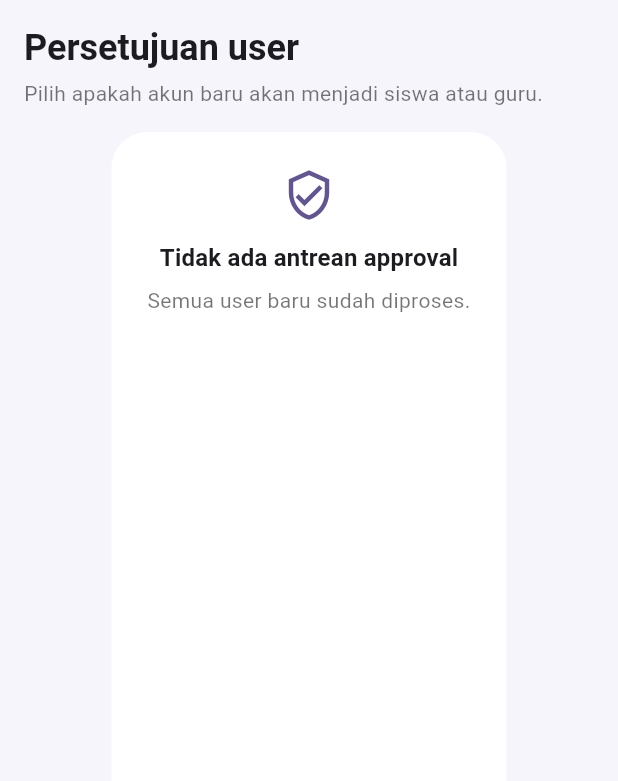
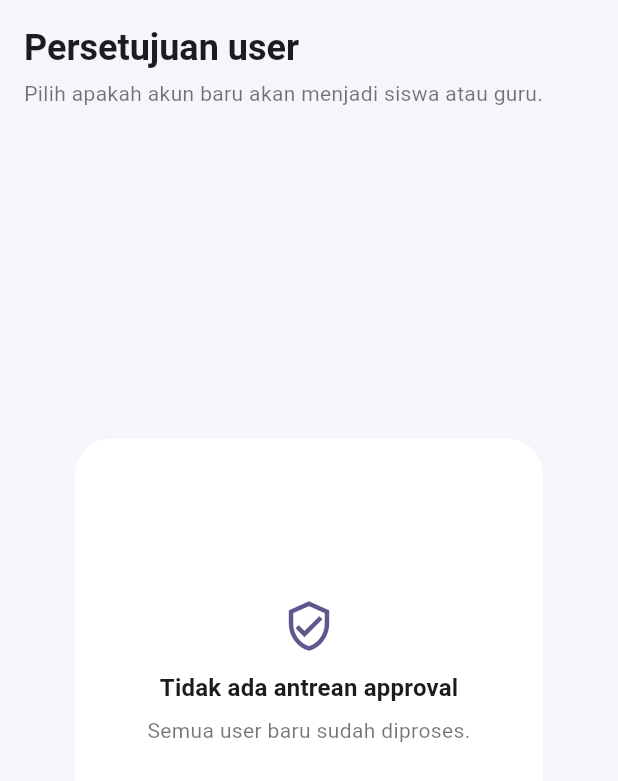
Before and after one commit to Kenn-ind/kelas_ku, a Flutter app: the _ApprovalPage widget shown alone on an empty page, opened directly, after a tap on "Approve sebagai siswa", on a phone screen of 412 x 824 dp. Shown: the top 781 px of the screen. Run offline on Flutter 3.47's test engine with Material 3 defaults, Android fonts, the light colour scheme and no system bars; our stand-ins replace flutter_riverpod; accounts and stored records are empty.

Commit message:
Fix admin dashboard empty state and overflow

```diff
--- a/lib/screens/admin/admin_dashboard.dart
+++ b/lib/screens/admin/admin_dashboard.dart
@@ -40,9 +40,12 @@ class _AdminDashboardState extends ConsumerState<AdminDashboard> {
         selectedIndex: index,
         onDestinationSelected: (value) => setState(() => index = value),
         destinations: const [
-          NavigationDestination(icon: Icon(Icons.grid_view_rounded), label: 'Overview'),
-          NavigationDestination(icon: Icon(Icons.verified_user_outlined), label: 'Approval'),
-          NavigationDestination(icon: Icon(Icons.settings_outlined), label: 'Pengaturan'),
+          NavigationDestination(
+              icon: Icon(Icons.grid_view_rounded), label: 'Overview'),
+          NavigationDestination(
+              icon: Icon(Icons.verified_user_outlined), label: 'Approval'),
+          NavigationDestination(
+              icon: Icon(Icons.settings_outlined), label: 'Pengaturan'),
         ],
       ),
     );
@@ -120,13 +123,20 @@ class _ApprovalPage extends ConsumerWidget {
           if (pending.isEmpty)
             Expanded(
               child: Center(
-                child: ConstrainedBox(
-                  constraints: const BoxConstraints(maxWidth: 360),
-                  child: const EmptyStateCard(
-                    title: 'Tidak ada antrean approval',
-                    subtitle: 'Semua user baru sudah diproses.',
-                    icon: Icons.verified_user_outlined,
-                  ),
+                child: LayoutBuilder(
+                  builder: (context, constraints) {
+                    final cardSize = constraints.maxWidth < 420
+                        ? constraints.maxWidth * 0.82
+                        : 320.0;
+                    return SizedBox.square(
+                      dimension: cardSize.clamp(220.0, 320.0),
+                      child: const EmptyStateCard(
+                        title: 'Tidak ada antrean approval',
+                        subtitle: 'Semua user baru sudah diproses.',
+                        icon: Icons.verified_user_outlined,
+                      ),
+                    );
+                  },
                 ),
               ),
             )
@@ -145,7 +155,10 @@ class _ApprovalPage extends ConsumerWidget {
                         children: [
                           Text(
                             user.name,
-                            style: Theme.of(context).textTheme.titleMedium?.copyWith(fontWeight: FontWeight.w700),
+                            style: Theme.of(context)
+                                .textTheme
+                                .titleMedium
+                                ?.copyWith(fontWeight: FontWeight.w700),
                           ),
                           const SizedBox(height: 4),
                           Text('${user.username} · ${user.email}'),
@@ -155,17 +168,23 @@ class _ApprovalPage extends ConsumerWidget {
                             runSpacing: 10,
                             children: [
                               FilledButton.tonalIcon(
-                                onPressed: () => ref.read(appStateProvider).approveUserAsStudent(user.id),
+                                onPressed: () => ref
+                                    .read(appStateProvider)
+                                    .approveUserAsStudent(user.id),
                                 icon: const Icon(Icons.school_outlined),
                                 label: const Text('Approve sebagai siswa'),
                               ),
                               FilledButton.icon(
-                                onPressed: () => ref.read(appStateProvider).approveUserAsTeacher(user.id),
+                                onPressed: () => ref
+                                    .read(appStateProvider)
+                                    .approveUserAsTeacher(user.id),
                                 icon: const Icon(Icons.badge_outlined),
                                 label: const Text('Approve sebagai guru'),
                               ),
                               OutlinedButton.icon(
-                                onPressed: () => ref.read(appStateProvider).rejectUser(user.id),
+                                onPressed: () => ref
+                                    .read(appStateProvider)
+                                    .rejectUser(user.id),
                                 icon: const Icon(Icons.delete_outline),
                                 label: const Text('Tolak'),
                               ),
--- a/lib/widgets/common.dart
+++ b/lib/widgets/common.dart
@@ -178,6 +178,8 @@ class EmptyStateCard extends StatelessWidget {
       child: Padding(
         padding: const EdgeInsets.all(24),
         child: Column(
+          mainAxisSize: MainAxisSize.min,
+          mainAxisAlignment: MainAxisAlignment.center,
           children: [
             Icon(icon, size: 36, color: Theme.of(context).colorScheme.primary),
             const SizedBox(height: 12),
@@ -277,16 +279,20 @@ class AttendanceDonutCard extends StatelessWidget {
                       children: [
                         TextSpan(
                           text: '$present',
-                          style: Theme.of(context).textTheme.headlineSmall?.copyWith(
+                          style: Theme.of(context)
+                              .textTheme
+                              .headlineSmall
+                              ?.copyWith(
                                 fontWeight: FontWeight.w800,
                                 color: activeColor,
                               ),
                         ),
                         TextSpan(
                           text: '/$total',
-                          style: Theme.of(context).textTheme.titleMedium?.copyWith(
-                                color: Colors.black45,
-                              ),
+                          style:
+                              Theme.of(context).textTheme.titleMedium?.copyWith(
+                                    color: Colors.black45,
+                                  ),
                         ),
                       ],
                     ),
```
